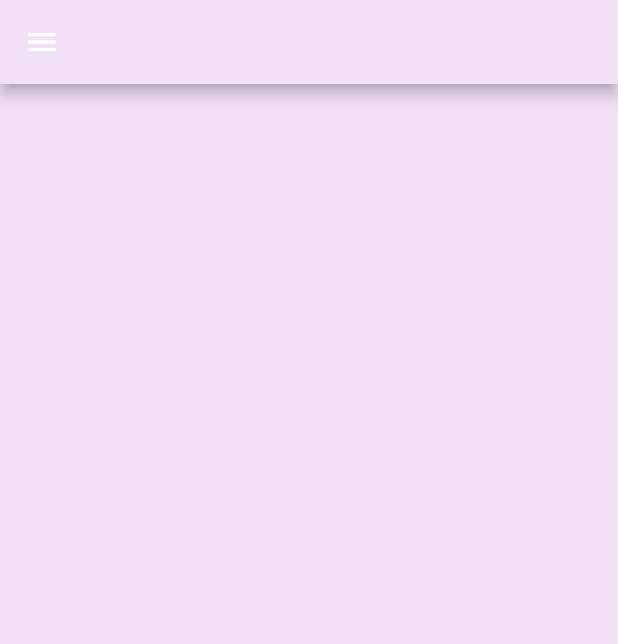
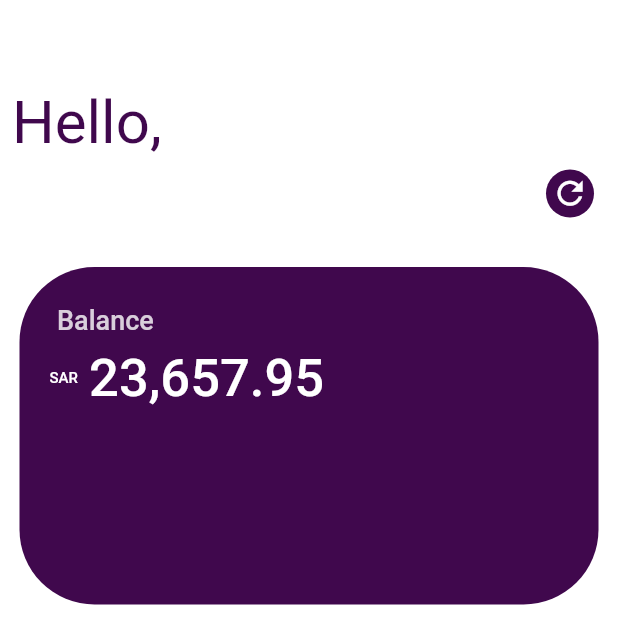
Before and after one commit to ossama0808/Personal-Expense, a Flutter app: the DashBoard screen opened directly, on a phone screen of 412 x 824 dp. Shown: the top 644 px of the screen. Run offline on Flutter 3.47's test engine with Material 2 defaults, Android fonts, the phone set to English and light mode, and no system bars; our stand-ins replace cloud_firestore, firebase_auth, splashscreen; accounts and stored records are empty; project files that could hold a hidden picture were left out.

Commit message:
Update DashBoard.dart

```diff
--- a/lib/UI/DashBoard.dart
+++ b/lib/UI/DashBoard.dart
@@ -1,3 +1,4 @@
+import 'package:cloud_firestore/cloud_firestore.dart';
 import 'package:firebase_auth/firebase_auth.dart';
 import 'package:flutter/cupertino.dart';
 import 'package:flutter/material.dart';
@@ -15,27 +16,135 @@ class DashBoard extends StatefulWidget {
 class _DashBoardState extends State<DashBoard> {
   GlobalKey<ScaffoldState> _scaffoldKey = new GlobalKey();// Global Key to Control Screen from any stated object
   // variables Section
+  String userName=' ';
+  String userID=' ';
+  DocumentSnapshot userData;
 
 
+@override
+  void initState() {
+    setState(() {
+      userID=widget.userID;
+    });
+  getUserData();
+  super.initState();
+  }
+
+  Future getUserData() async {
+  print(userID);
+  await Firestore.instance
+      .collection('UsersAccounts')
+      .document(userID)
+      .get().then((value) {
+        print(value.data.toString());
+        setState(() {
+          userName=value.data['UserName']+' '+value.data['UserLastName'];
+        });
+  });
+  }
 
   @override
   Widget build(BuildContext context) {// Main Widget
     return Scaffold(// Scaffold Widget
       key:_scaffoldKey,// Stated Key
-        appBar: AppBar(
-          backgroundColor: Color(0xFFf2e0f6),
+        appBar: PreferredSize(
+          child: Container(
+            color: Colors.transparent,
+            height: 50,
+          ),
+          preferredSize: MediaQuery.of(context).size,
         ),
-      backgroundColor: Color(0xFFf2e0f6),
-      drawer: Column(),
-      body: Container(
-        height: 100,
-        width: 20,
-      )
+      backgroundColor: Colors.white,
+      body: mainDashBoard(),
+    );
+  }
+
+  Widget mainDashBoard(){
+   return Padding(
+      padding: const EdgeInsets.all(8),
+      child: Column(
+        mainAxisAlignment: MainAxisAlignment.start,
+        crossAxisAlignment: CrossAxisAlignment.start,
+        children: <Widget>[
+          Text('Hello,',style: TextStyle(fontSize: 40,color: Color(0xFF40084d)),),
+          Row(
+            mainAxisAlignment: MainAxisAlignment.spaceBetween,
+            children: <Widget>[
+              Text(userName,
+                style: TextStyle(
+                    fontSize: 35,
+                    color: Color(0xFF40084d),
+                    fontWeight: FontWeight.w700
+                ),
+              ),
+              IconButton(
+                icon: Container(
+                  height: 40,
+                  width: 40,
+                  decoration: BoxDecoration(
+                    shape: BoxShape.circle,
+                    color: Color(0xFF40084d),
+                  ),
+                  child: Center(child: Icon(Icons.refresh,size: 25,color: Colors.white,)),
+                ),
+              ),
+
+            ],
+          ),
+          SizedBox(height: 20,),
+          Padding(
+            padding: const EdgeInsets.all(5),
+            child: Container(
+              height: 225,
+              width: double.maxFinite,
+              decoration: BoxDecoration(
+                borderRadius: BorderRadius.circular(50.0),
+                color: Color(0xFF40084d),
+              ),
+              child: Column(
+                mainAxisAlignment: MainAxisAlignment.start,
+                crossAxisAlignment: CrossAxisAlignment.start,
+                children: <Widget>[
+                  Padding(
+                    padding: const EdgeInsets.only(top: 25,left: 25),
+                    child: Text('Balance',
+                      style: TextStyle(
+                          fontSize: 18,
+                          color: Colors.white.withOpacity(0.8),
+                          fontWeight: FontWeight.w500
+                      ),
+                    ),
+                  ),
+                  Padding(
+                    padding: const EdgeInsets.only(top:8.0,left: 20),
+                    child: Row(
+                      children: <Widget>[
+                        Text('SAR   ',
+                          style: TextStyle(
+                              fontSize: 10,
+                              color: Colors.white,
+                              fontWeight: FontWeight.w500
+                          ),
+                        ),
+                        Text('23,657.95',
+                          style: TextStyle(
+                              fontSize: 35,
+                              color: Colors.white,
+                              fontWeight: FontWeight.w500
+                          ),
+                        ),
+                      ],
+                    )
+                  ),
+              ],
+              ),
+            ),
+          ),
+        ],
+      ),
     );
   }
 
 
 
-
-
 }
```
